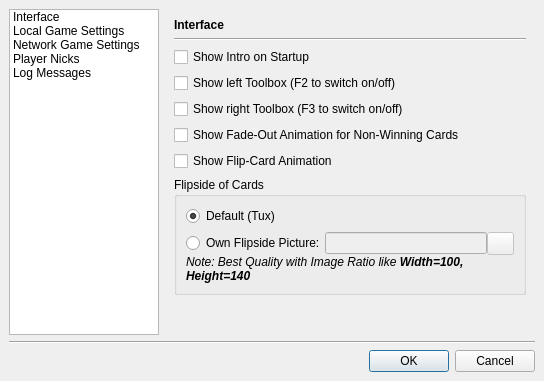
pokerth/pokerth, file src/gui/qt/settingsdialog.ui: the form before one commit.
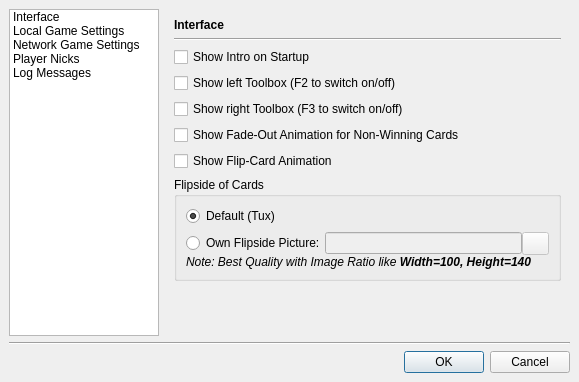
The form after the commit. Icons and pictures are not drawn.

Patch:
```diff
--- a/src/gui/qt/settingsdialog.ui
+++ b/src/gui/qt/settingsdialog.ui
@@ -5,8 +5,8 @@
    <rect>
     <x>0</x>
     <y>0</y>
-    <width>544</width>
-    <height>381</height>
+    <width>579</width>
+    <height>382</height>
    </rect>
   </property>
   <property name="windowTitle" >
```
Left out of the diff: 42 changed lines with no effect on the pictures.
